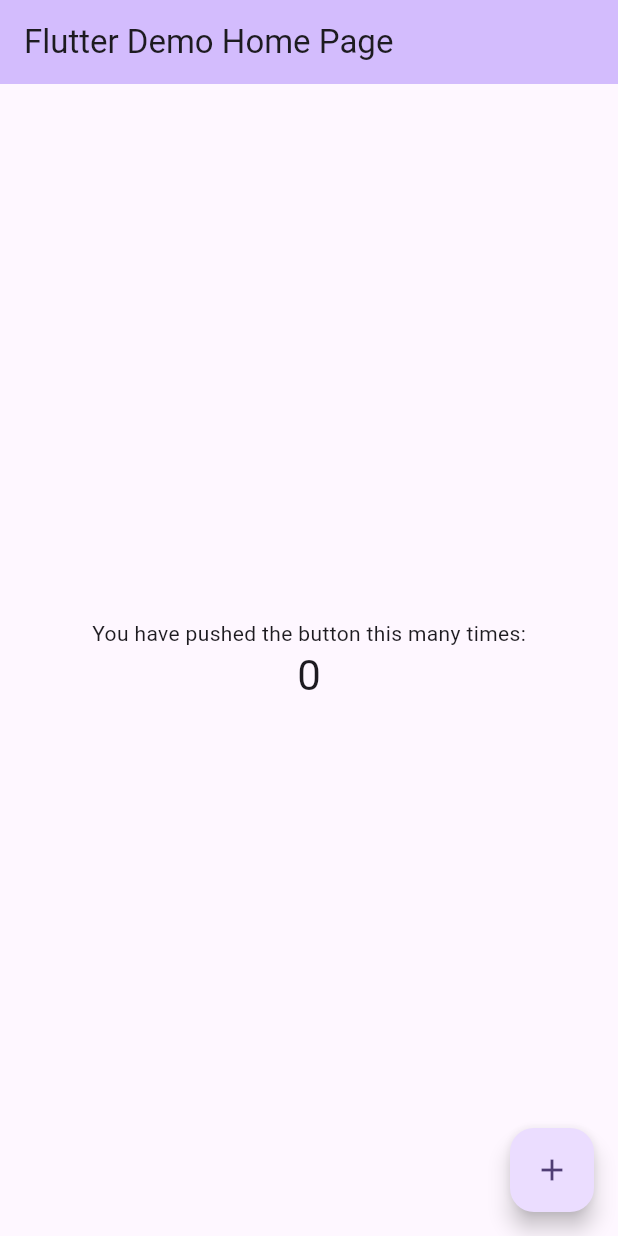
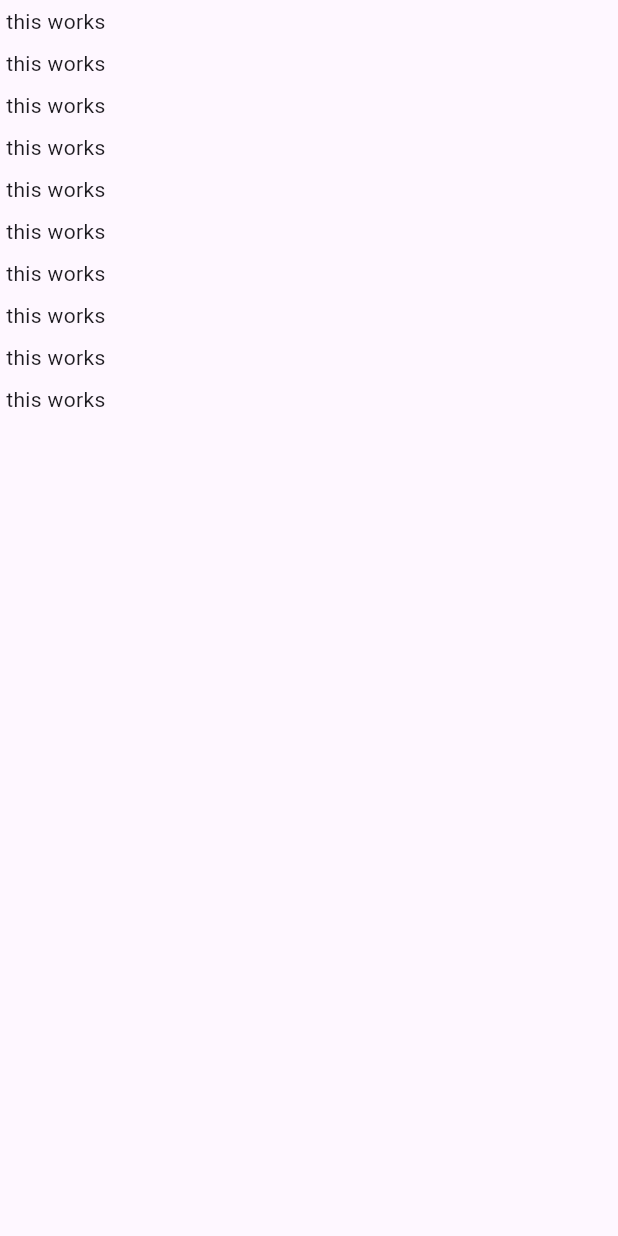
Before and after one commit to shaeakh/FlutterProject_FireBase_Chatapp, a Flutter app: the screen it shows after launch, on a phone screen of 412 x 824 dp. Run offline on Flutter 3.47's test engine with Material 2 defaults, Android fonts, the phone set to English and light mode, and no system bars.

Commit message:
Adding Base of chat screen

```diff
--- a/lib/main.dart
+++ b/lib/main.dart
@@ -1,4 +1,5 @@
 import 'package:flutter/material.dart';
+import 'package:flutterproject_firebase_chatapp/screens/chat_screen.dart';
 
 void main() {
   runApp(const MyApp());
@@ -11,115 +12,12 @@ class MyApp extends StatelessWidget {
   @override
   Widget build(BuildContext context) {
     return MaterialApp(
-      title: 'Flutter Demo',
+      title: 'Flutter Chat',
       theme: ThemeData(
-        // This is the theme of your application.
-        //
-        // TRY THIS: Try running your application with "flutter run". You'll see
-        // the application has a blue toolbar. Then, without quitting the app,
-        // try changing the seedColor in the colorScheme below to Colors.green
-        // and then invoke "hot reload" (save your changes or press the "hot
-        // reload" button in a Flutter-supported IDE, or press "r" if you used
-        // the command line to start the app).
-        //
-        // Notice that the counter didn't reset back to zero; the application
-        // state is not lost during the reload. To reset the state, use hot
-        // restart instead.
-        //
-        // This works for code too, not just values: Most code changes can be
-        // tested with just a hot reload.
         colorScheme: ColorScheme.fromSeed(seedColor: Colors.deepPurple),
         useMaterial3: true,
       ),
-      home: const MyHomePage(title: 'Flutter Demo Home Page'),
+      home: ChatScreen(),
     );
   }
 }
-
-class MyHomePage extends StatefulWidget {
-  const MyHomePage({super.key, required this.title});
-
-  // This widget is the home page of your application. It is stateful, meaning
-  // that it has a State object (defined below) that contains fields that affect
-  // how it looks.
-
-  // This class is the configuration for the state. It holds the values (in this
-  // case the title) provided by the parent (in this case the App widget) and
-  // used by the build method of the State. Fields in a Widget subclass are
-  // always marked "final".
-
-  final String title;
-
-  @override
-  State<MyHomePage> createState() => _MyHomePageState();
-}
-
-class _MyHomePageState extends State<MyHomePage> {
-  int _counter = 0;
-
-  void _incrementCounter() {
-    setState(() {
-      // This call to setState tells the Flutter framework that something has
-      // changed in this State, which causes it to rerun the build method below
-      // so that the display can reflect the updated values. If we changed
-      // _counter without calling setState(), then the build method would not be
-      // called again, and so nothing would appear to happen.
-      _counter++;
-    });
-  }
-
-  @override
-  Widget build(BuildContext context) {
-    // This method is rerun every time setState is called, for instance as done
-    // by the _incrementCounter method above.
-    //
-    // The Flutter framework has been optimized to make rerunning build methods
-    // fast, so that you can just rebuild anything that needs updating rather
-    // than having to individually change instances of widgets.
-    return Scaffold(
-      appBar: AppBar(
-        // TRY THIS: Try changing the color here to a specific color (to
-        // Colors.amber, perhaps?) and trigger a hot reload to see the AppBar
-        // change color while the other colors stay the same.
-        backgroundColor: Theme.of(context).colorScheme.inversePrimary,
-        // Here we take the value from the MyHomePage object that was created by
-        // the App.build method, and use it to set our appbar title.
-        title: Text(widget.title),
-      ),
-      body: Center(
-        // Center is a layout widget. It takes a single child and positions it
-        // in the middle of the parent.
-        child: Column(
-          // Column is also a layout widget. It takes a list of children and
-          // arranges them vertically. By default, it sizes itself to fit its
-          // children horizontally, and tries to be as tall as its parent.
-          //
-          // Column has various properties to control how it sizes itself and
-          // how it positions its children. Here we use mainAxisAlignment to
-          // center the children vertically; the main axis here is the vertical
-          // axis because Columns are vertical (the cross axis would be
-          // horizontal).
-          //
-          // TRY THIS: Invoke "debug painting" (choose the "Toggle Debug Paint"
-          // action in the IDE, or press "p" in the console), to see the
-          // wireframe for each widget.
-          mainAxisAlignment: MainAxisAlignment.center,
-          children: <Widget>[
-            const Text(
-              'You have pushed the button this many times:',
-            ),
-            Text(
-              '$_counter',
-              style: Theme.of(context).textTheme.headlineMedium,
-            ),
-          ],
-        ),
-      ),
-      floatingActionButton: FloatingActionButton(
-        onPressed: _incrementCounter,
-        tooltip: 'Increment',
-        child: const Icon(Icons.add),
-      ), // This trailing comma makes auto-formatting nicer for build methods.
-    );
-  }
-}
--- /dev/null
+++ b/lib/screens/chat_screen.dart
@@ -0,0 +1,17 @@
+import 'package:flutter/cupertino.dart';
+import 'package:flutter/material.dart';
+
+class ChatScreen extends StatelessWidget{
+  @override
+  Widget build(BuildContext context){
+      return Scaffold(
+         body : ListView.builder(
+          itemCount: 10,
+          itemBuilder: (ctx,index) => Container(
+            padding: EdgeInsets.all(4),
+            child: Text('this works'),
+          ),
+       ),
+    );
+  }
+}
```
Also changed, not shown: lib/screens/auth_screen.dart (added).
